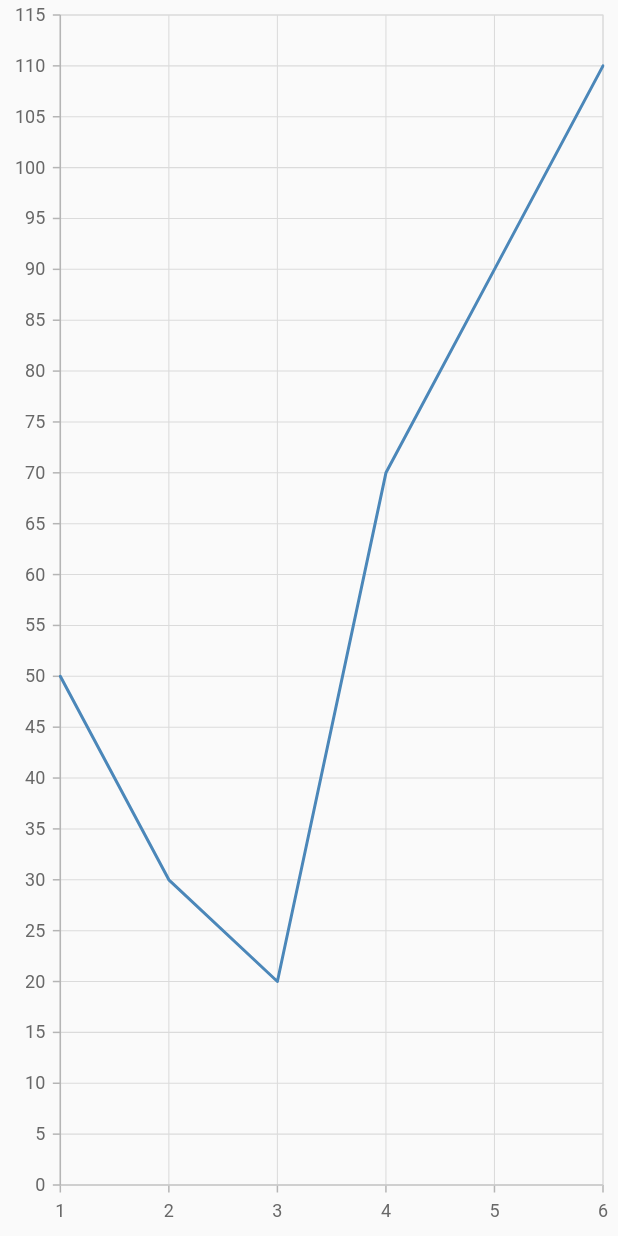
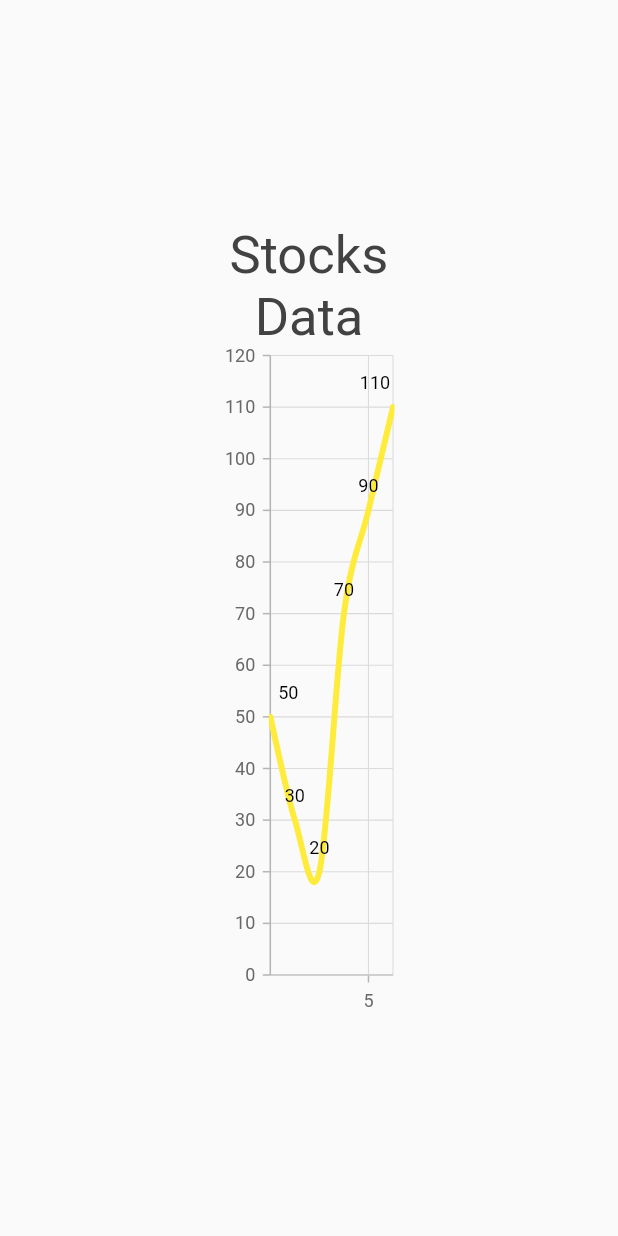
Before and after one commit to BathiniRakesh7/flutter_demo, a Flutter app: the LineChart screen opened directly, on a phone screen of 412 x 824 dp. Run offline on Flutter 3.47's test engine with Material 2 defaults, Android fonts, the phone set to English and light mode, and no system bars; our stand-ins replace curved_navigation_bar, pie_chart, syncfusion_flutter_charts; network calls fail.

Commit message:
Donut PieChart and LineChart updated

```diff
--- a/lib/line_chart.dart
+++ b/lib/line_chart.dart
@@ -1,5 +1,6 @@
 import 'package:flutter/material.dart';
 import 'package:syncfusion_flutter_charts/charts.dart';
+
 void main() {
   runApp(
     const MaterialApp(
@@ -19,41 +20,56 @@ class LineChart extends StatefulWidget {
 
 class _LineChartState extends State<LineChart> {
   late List<StocksData> _ChartData;
+  late TooltipBehavior _tooltipBehavior;
+
   @override
   void initState() {
-    // TODO: implement initState
-    _ChartData= getChartData();
+    _ChartData = getChartData();
+    _tooltipBehavior = TooltipBehavior(enable: true);
     super.initState();
   }
 
   @override
   Widget build(BuildContext context) {
-    return SafeArea(child: Scaffold(
-    body: SfCartesianChart(series: <ChartSeries>[
-      LineSeries<StocksData,double>(dataSource:_ChartData,
-      xValueMapper: (StocksData stocks,_)=>stocks.month,
-        yValueMapper: (StocksData stocks,_)=>stocks.stocks)
-    ],
-    primaryXAxis: NumericAxis(edgeLabelPlacement: EdgeLabelPlacement.shift),
-     ),));
+    return Scaffold(
+        body: SafeArea(
+      child: SfCartesianChart(
+        title: ChartTitle(
+            text: 'Stocks Data', textStyle: const TextStyle(fontSize: 35)),
+        margin: const EdgeInsets.all(150),
+        tooltipBehavior: _tooltipBehavior,
+        series: <SplineSeries>[
+          SplineSeries<StocksData, double>(
+              dataSource: _ChartData,
+              xValueMapper: (StocksData month, _) => month.month,
+              yValueMapper: (StocksData stocks, _) => stocks.stocks,
+              dataLabelSettings: const DataLabelSettings(isVisible: true),
+              enableTooltip: true,
+              color: Colors.yellow,
+              width: 4,
+              opacity: 1),
+        ],
+        primaryXAxis: NumericAxis(edgeLabelPlacement: EdgeLabelPlacement.shift),
+      ),
+    ));
+  }
 
-  }
-  List<StocksData>getChartData(){
-    final List<StocksData> ChartData=[
-      StocksData(1, 50),
-      StocksData(2, 30),
-      StocksData(3, 20),
-      StocksData(4, 70),
-      StocksData(5, 90),
-      StocksData(6, 110),
+  List<StocksData> getChartData() {
+    final List<StocksData> ChartData = [
+      StocksData(01, 50),
+      StocksData(02, 30),
+      StocksData(03, 20),
+      StocksData(04, 70),
+      StocksData(05, 90),
+      StocksData(06, 110),
     ];
     return ChartData;
   }
 }
 
-class StocksData{
-  StocksData(this.month,this.stocks);
+class StocksData {
+  StocksData(this.month, this.stocks);
+
   final double month;
   final double stocks;
-
 }
```
Also changed, not shown: lib/all_pie_charts.dart (added, +47 -0 lines), lib/pie_chart_disc.dart (+16 -15 lines).
